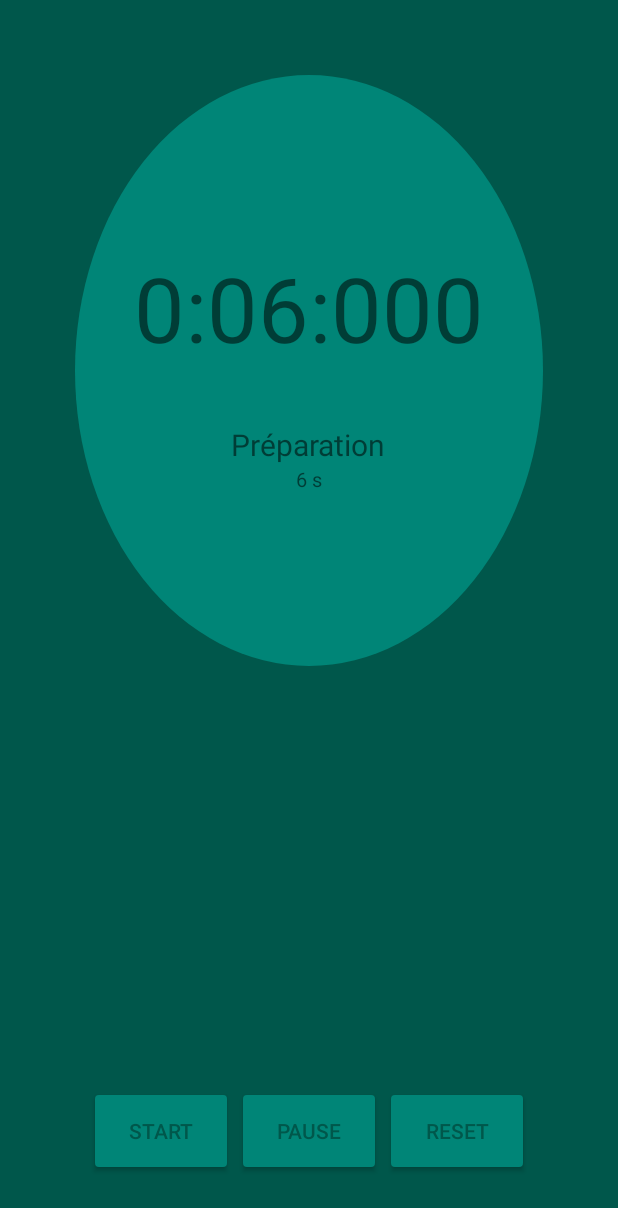
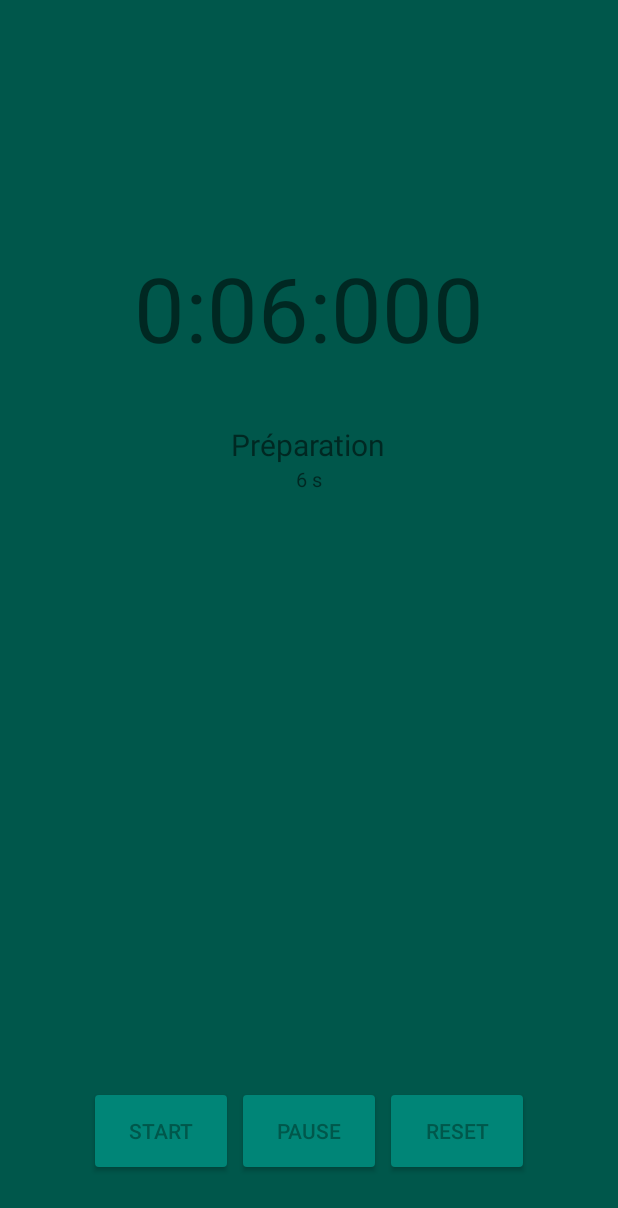
Before and after one commit to kersalem/ProjetHIIT, an Android app: the screen it shows after launch (ChronoActivity), after a tap on "C'EST PARTI!", on a phone screen of 412 x 824 dp. Shown: the top 1208 px of the screen. Run offline under Robolectric (Android 15) with nearby library versions, the phone set to English and light mode, and no system bars; our stand-ins replace Room's generated code.

Commit message:
clean chrono enlever cercle chrono

```diff
--- a/app/src/main/java/com/lp/projethiit/ChronoActivity.java
+++ b/app/src/main/java/com/lp/projethiit/ChronoActivity.java
@@ -8,66 +8,66 @@ import android.widget.TextView;
 
 import androidx.appcompat.app.AppCompatActivity;
 
-import com.lp.projethiit.Bd.Categorie;
 import com.lp.projethiit.Bd.Seance;
 
 import java.util.ArrayList;
-import java.util.List;
-
 public class ChronoActivity extends AppCompatActivity {
 
+/*
     // CONSTANTE
     private final static long INITIAL_TIME = 5000;
+*/
 
     // VIEW
     private Button startButton;
     private Button pauseButton;
     private TextView timerValue;
-    TextView afficheTempsTravail;
-    // DATA
+    private TextView afficheTempsTravail;
+    private TextView nomActivite;
+    private Seance seance;
+
+    //DATA
+    private CountDownTimer timer;
+    private ArrayList<Integer> sequenceEnCours;
+    private ArrayList<String> sequenceTitre;
+    private long updatedTime;
     int position;
-    private long updatedTime;
-    private CountDownTimer timer;
-    List<Categorie> sequences;
-    private TextView nomActivite;
-    Seance seance;
-    private ArrayList<Integer> sequencesDanslordre;
-    private ArrayList<String> sequenceTitre;
 
     @Override
     protected void onCreate(Bundle savedInstanceState) {
         super.onCreate(savedInstanceState);
         setContentView(R.layout.activity_chrono);
+
+        seance = new Seance();
         position = 0;
+
         // Récupérer les view
         timerValue = (TextView) findViewById(R.id.timerValue);
         startButton = (Button) findViewById(R.id.startButton);
         pauseButton = (Button) findViewById(R.id.pauseButton);
-
-        //Récupération temps de travail choisi
-
-        seance = (Seance)getIntent().getSerializableExtra("seance");
         afficheTempsTravail = (TextView) findViewById(R.id.afficheTempsTravail);
         nomActivite = (TextView) findViewById(R.id.nomActivite);
 
-        //sequencesDanslordre = seance.getSeanceCategories();
-
-        sequencesDanslordre = seance.createMaNouvelleSeance();
+        // Récupération intention
+        seance = (Seance)getIntent().getSerializableExtra("seance");
+        sequenceEnCours = seance.createMaNouvelleSeance();
         sequenceTitre = seance.seanceTitleCategorie();
 
-        updatedTime = sequencesDanslordre.get(position);
+        updatedTime = sequenceEnCours.get(position);
 
+        //Affichage Titre et Temps étape
         nomActivite.setText(sequenceTitre.get(position));
-        afficheTempsTravail.setText(sequencesDanslordre.get(position) / 1000 + " s");
+        afficheTempsTravail.setText(sequenceEnCours.get(position) / 1000 + " s");
 
         miseAJour();
-        onStart();
+        //onStart();
     }
 
     public void onStart(View view) {
+        startChrono();
+    }
 
-        //this.startTimer
-
+    public void startChrono() {
         timer = new CountDownTimer(updatedTime, 10) {
 
             public void onTick(long millisUntilFinished) {
@@ -78,23 +78,17 @@ public class ChronoActivity extends AppCompatActivity {
             public void onFinish() {
                 updatedTime = 0;
                 miseAJour();
-                if(position < sequencesDanslordre.size()-1) {
+                if(position < sequenceEnCours.size()-1) {
                     position++;
-                    updatedTime = sequencesDanslordre.get(position);
-                    afficheTempsTravail.setText(sequencesDanslordre.get(position)/ 1000 + " s");
+                    updatedTime = sequenceEnCours.get(position);
+                    afficheTempsTravail.setText(sequenceEnCours.get(position)/ 1000 + " s");
                     nomActivite.setText(sequenceTitre.get(position));
-
                     miseAJour();
-                    //onStart();
-
-                    //startTImer
-
                 }/*else{
                     Log.d("test", "finiiiiiiiiiiiiiiiiiiiiiiiiiii");
                 }*/
             }
         }.start();
-
     }
 
     // Mettre en pause le compteur
@@ -120,7 +114,7 @@ public class ChronoActivity extends AppCompatActivity {
                 + String.format("%03d", milliseconds));
     }
 
-    // Remettre à le compteur à la valeur initiale
+    // Remettre compteur à la valeur initiale de l'étape en cours
     public void onReset(View view) {
 
         // Mettre en pause
@@ -130,14 +124,9 @@ public class ChronoActivity extends AppCompatActivity {
 
         // Réinitialiser
         position = 0;
-        updatedTime = sequencesDanslordre.get(position);
+        updatedTime = sequenceEnCours.get(position);
 
         // Mise à jour graphique
         miseAJour();
     }
-
-    private void update(List<Seance> seances) {
-
-    }
-
 }
--- a/app/src/main/res/layout/activity_chrono.xml
+++ b/app/src/main/res/layout/activity_chrono.xml
@@ -15,7 +15,6 @@
         android:layout_height="match_parent"
         android:orientation="vertical"
         android:layout_weight="2"
-        android:background="@drawable/ic_rounded_chrono"
         android:layout_marginBottom="50dp"
         android:layout_marginLeft="50dp"
         android:layout_marginRight="50dp"
```
